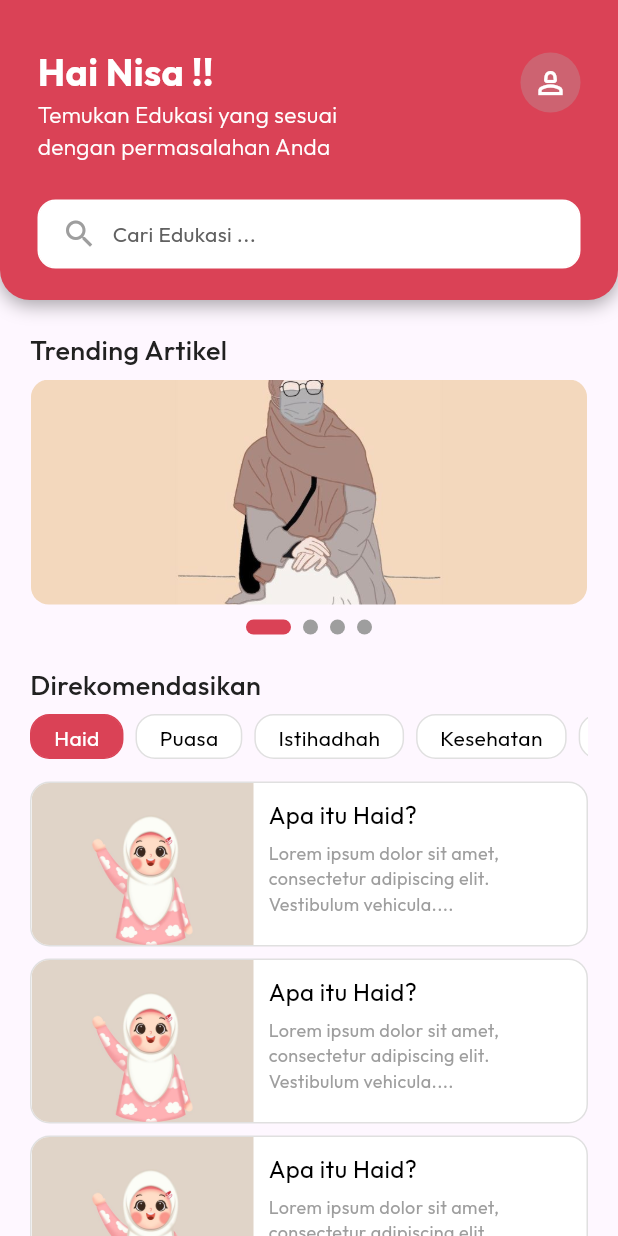
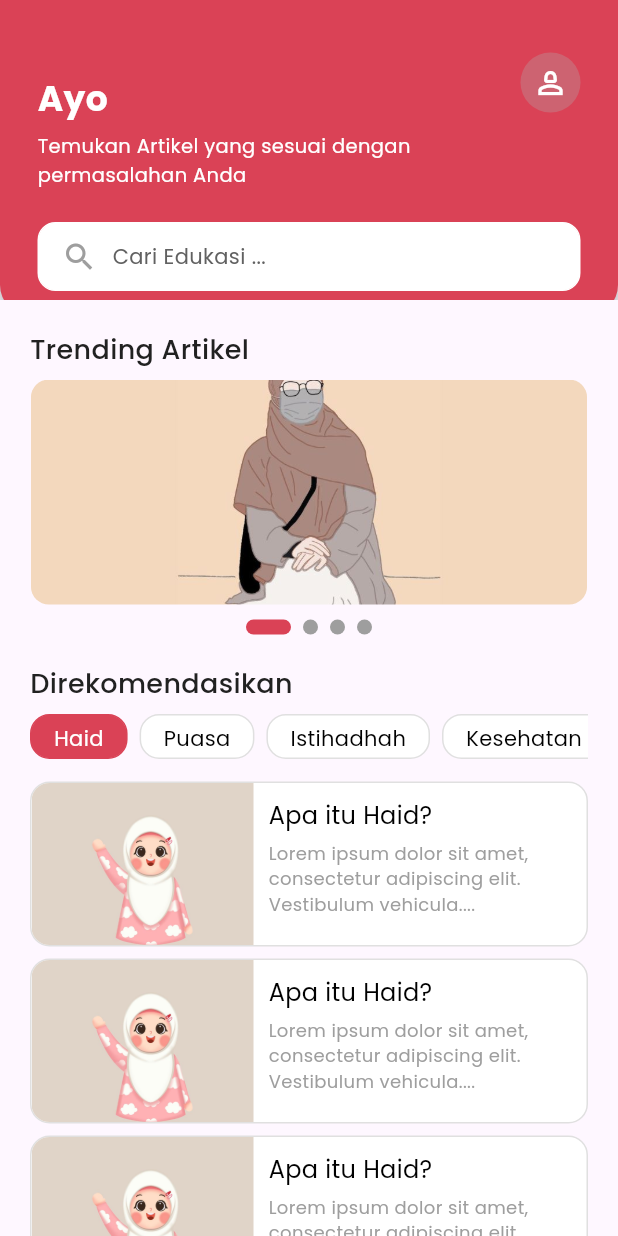
Before and after one commit to khairunnisaalallah/v2_zenfemina_mobile, a Flutter app: the articlePage screen opened by its route, on a phone screen of 412 x 824 dp. Run offline on Flutter 3.47's test engine with Material 3 defaults, Android fonts, the light colour scheme and no system bars; drawn by our look-alikes of carousel_slider, smooth_page_indicator; our stand-ins replace flutter_svg, get, google_fonts, image_picker, shared_preferences, table_calendar; accounts and stored records are empty; network calls fail.

Commit message:
update position view

```diff
--- a/lib/main.dart
+++ b/lib/main.dart
@@ -36,7 +36,7 @@ class MyApp extends StatelessWidget {
       debugShowCheckedModeBanner: false,
       // debugShowMaterialGrid: true, // Tambahkan ini
       getPages: Routes.pages, // Tambahkan daftar rute di sini
-      home: WelcomePage(),
+      home: home(),
     );
   }
 }
--- a/lib/navigation/article.dart
+++ b/lib/navigation/article.dart
@@ -3,6 +3,7 @@
 import 'package:flutter/material.dart';
 import 'package:get/get.dart';
 import 'package:google_fonts/google_fonts.dart';
+import 'package:zenfemina_v2/api_repository.dart';
 import 'package:zenfemina_v2/widgets/circle_button.dart';
 import 'package:zenfemina_v2/widgets/color_extension.dart';
 import 'package:carousel_slider/carousel_slider.dart';
@@ -17,12 +18,46 @@ class articlePage extends StatefulWidget {
 // final List<String> categories = <String>['Haid', 'Puasa', 'Istihadhah', 'Kesehatan', 'Sholat'];
 
 class _articlePageState extends State<articlePage> {
+  final ApiRepository _apiRepository = ApiRepository();
+  String? _username = '';
+  @override
+  void initState() {
+    super.initState();
+    _loadUserInfo();
+  }
+
   late CarouselController controller = CarouselController();
   int currentIndex = 0;
   int indexCategory = 0;
-  final List<String> categories = <String>['Haid', 'Puasa', 'Istihadhah', 'Kesehatan', 'sholat', 'wanita', 'kebersihan'];
-  final List<String> article = <String>['Apa itu Haid', 'Apa itu puasa', 'Apa itu sholat', 'kewajiban sholat'];
+  final List<String> categories = <String>[
+    'Haid',
+    'Puasa',
+    'Istihadhah',
+    'Kesehatan',
+    'sholat',
+    'wanita',
+    'kebersihan'
+  ];
+  final List<String> article = <String>[
+    'Apa itu Haid',
+    'Apa itu puasa',
+    'Apa itu sholat',
+    'kewajiban sholat'
+  ];
 
+  Future<void> _loadUserInfo() async {
+    try {
+      final userInfo = await _apiRepository.getUserInfo();
+      final username =
+          userInfo['data']['username']; // Mengambil nilai username dari respons
+
+      setState(() {
+        _username = username; // Menyimpan nilai username ke dalam _userName
+      });
+    } catch (e) {
+      print('Failed to load user info: $e');
+    }
+  }
 
   @override
   Widget build(BuildContext context) {
@@ -36,7 +71,7 @@ class _articlePageState extends State<articlePage> {
                 left: 0,
                 right: 0,
                 child: Container(
-                height: 200,
+                  height: 210,
                   decoration: BoxDecoration(
                     borderRadius: BorderRadius.only(
                       bottomLeft: Radius.circular(20),
@@ -55,7 +90,7 @@ class _articlePageState extends State<articlePage> {
                 ),
               ),
               Positioned(
-              top: 30,
+                top: 50,
                 left: 25,
                 right: 25,
                 child: Padding(
@@ -64,34 +99,34 @@ class _articlePageState extends State<articlePage> {
                     crossAxisAlignment: CrossAxisAlignment.start,
                     children: [
                       Text(
-                      'Hai Nisa !!',
-                      style: GoogleFonts.outfit(
-                        fontSize: 25,
+                        'Ayo $_username',
+                        style: GoogleFonts.poppins(
+                          fontSize: 23,
                           color: Colors.white,
                           fontWeight: FontWeight.w700,
                         ),
                       ),
+                      SizedBox(height: 5),
                       Container(
                         width: 250,
                         height: 60,
                         child: Text(
-                        'Temukan Edukasi yang sesuai dengan permasalahan Anda',
-                        style: GoogleFonts.outfit(
-                          fontSize: 15,
+                          'Temukan Artikel yang sesuai dengan permasalahan Anda',
+                          style: GoogleFonts.poppins(
+                            fontSize: 13,
                             color: Colors.white,
-                          fontWeight: FontWeight.w300,
+                            fontWeight: FontWeight.w400,
                           ),
                         ),
                       ),
-                    SizedBox(height: 7),
+                      SizedBox(height: 0),
                       Container(
                         width: 400,
                         height: 46,
                         decoration: BoxDecoration(
                             color: TColor.white,
                             borderRadius: BorderRadius.circular(12),
-                        border: Border.all(color: Colors.white)
-                      ),
+                            border: Border.all(color: Colors.white)),
                         child: Row(
                           children: [
                             const SizedBox(width: 15),
@@ -99,9 +134,8 @@ class _articlePageState extends State<articlePage> {
                             const SizedBox(width: 10),
                             Text(
                               'Cari Edukasi ...',
-                            style: GoogleFonts.outfit(
-                              color: Colors.grey[700]
-                            ),
+                              style:
+                                  GoogleFonts.poppins(color: Colors.grey[700]),
                             )
                           ],
                         ),
@@ -115,7 +149,7 @@ class _articlePageState extends State<articlePage> {
                 right: 25,
                 child: Row(
                   children: [
-                SizedBox(width: 230),
+                    SizedBox(width: 240),
                     CircleButton(
                       icon: Icons.person_2_outlined,
                       onPressed: () {},
@@ -126,7 +160,6 @@ class _articlePageState extends State<articlePage> {
             ],
           ),
         ),
-
         body: SingleChildScrollView(
           child: Column(
             children: [
@@ -137,11 +170,10 @@ class _articlePageState extends State<articlePage> {
                 child: Text(
                   'Trending Artikel',
                   textAlign: TextAlign.left,
-              style: GoogleFonts.outfit(
+                  style: GoogleFonts.poppins(
                       color: Colors.grey[900],
                       fontSize: 18,
-                fontWeight: FontWeight.w500
-              ),
+                      fontWeight: FontWeight.w500),
                 ),
               ),
               SizedBox(height: 7),
@@ -158,14 +190,14 @@ class _articlePageState extends State<articlePage> {
                       setState(() {
                         currentIndex = index;
                       });
-              }
-            ),
+                    }),
                 items: [
                   "assets/images/Gambar-Kartun-Muslimah-Hijab-Berkacamata-1.jpg", // Lokasi gambar di dalam proyek Flutter Anda
                   "assets/images/Gambar-Kartun-Muslimah-Hijab-Imut-1.jpg",
                   "assets/images/Niqab_Sastra-Arab-UI.jpg",
                   "assets/images/Gambar-Kartun-Muslimah-Hijab-Berkacamata-1.jpg",
-              ].map((item) => Container(
+                ]
+                    .map((item) => Container(
                             child: ClipRRect(
                           borderRadius: BorderRadius.circular(12),
                           child: Image.asset(
@@ -173,19 +205,17 @@ class _articlePageState extends State<articlePage> {
                             fit: BoxFit.cover,
                             width: 1000,
                           ),
-                )
-              )).toList(),
+                        )))
+                    .toList(),
               ),
               SizedBox(height: 10),
               AnimatedSmoothIndicator(
                   activeIndex: currentIndex,
                   count: 4,
-            effect:  ExpandingDotsEffect(
+                  effect: ExpandingDotsEffect(
                       activeDotColor: Color(0xFFDA4256),
                       dotHeight: 10,
-              dotWidth: 10
-            )
-          ),
+                      dotWidth: 10)),
               SizedBox(height: 20),
               Container(
                 alignment: Alignment.topLeft,
@@ -193,50 +223,59 @@ class _articlePageState extends State<articlePage> {
                 child: Text(
                   'Direkomendasikan',
                   textAlign: TextAlign.left,
-              style: GoogleFonts.outfit(
+                  style: GoogleFonts.poppins(
                       color: Colors.grey[900],
                       fontSize: 18,
-                fontWeight: FontWeight.w500
-              ),
+                      fontWeight: FontWeight.w500),
                 ),
               ),
               SizedBox(height: 7),
               Padding(
-            padding: EdgeInsets.only(left: 20, right: 20), // Sesuaikan dengan ukuran margin yang Anda inginkan
+                  padding: EdgeInsets.only(
+                      left: 20,
+                      right:
+                          20), // Sesuaikan dengan ukuran margin yang Anda inginkan
                   child: SizedBox(
                     height: 30,
                     child: ListView.builder(
                       shrinkWrap: true,
                       itemCount: categories.length,
                       scrollDirection: Axis.horizontal,
-            itemBuilder: (BuildContext context, int index){
+                      itemBuilder: (BuildContext context, int index) {
                         return GestureDetector(
-                onTap: (){
+                          onTap: () {
                             setState(() {
-                    indexCategory = index; // Perbarui indexCategory ketika item dipilih
+                              indexCategory =
+                                  index; // Perbarui indexCategory ketika item dipilih
                             });
                           },
                           child: Container(
                             margin: EdgeInsets.only(right: 8),
-                  padding: const EdgeInsets.only(bottom: 5, top: 5, left: 15, right: 15),
+                            padding: const EdgeInsets.only(
+                                bottom: 5, top: 5, left: 15, right: 15),
                             decoration: BoxDecoration(
-                    color: indexCategory == index ? Color(0xFFDA4256) : Colors.white,
+                              color: indexCategory == index
+                                  ? Color(0xFFDA4256)
+                                  : Colors.white,
                               border: Border.all(
-                      color: indexCategory == index ? Color(0xFFDA4256): Color(0xFFE0E0E0),
+                                color: indexCategory == index
+                                    ? Color(0xFFDA4256)
+                                    : Color(0xFFE0E0E0),
                               ),
                               borderRadius: BorderRadius.circular(13),
                             ),
-                  child: Center(child: Text(
+                            child: Center(
+                                child: Text(
                               categories[index],
-                    style: GoogleFonts.outfit(
-                      color : indexCategory == index ? Colors.white: Colors.black
-                    ),
+                              style: GoogleFonts.poppins(
+                                  color: indexCategory == index
+                                      ? Colors.white
+                                      : Colors.black),
                             )),
                           ),
                         );
                       },
-          )
-          ,
+                    ),
                   )),
               SizedBox(height: 7),
               //artikel yg dibawah
@@ -246,15 +285,16 @@ class _articlePageState extends State<articlePage> {
                   padding: EdgeInsets.zero,
                   shrinkWrap: true,
                   itemCount: article.length,
-              itemBuilder: (BuildContext context, int index){
+                  itemBuilder: (BuildContext context, int index) {
                     return GestureDetector(
-                  onTap: (){
+                      onTap: () {
                         // do something here
                       },
                       child: Container(
                         height: 110,
                         margin: EdgeInsets.only(top: 8),
-                    padding: const EdgeInsets.only(bottom: 0, top: 0, left: 0),
+                        padding:
+                            const EdgeInsets.only(bottom: 0, top: 0, left: 0),
                         decoration: BoxDecoration(
                           color: Colors.white,
                           border: Border.all(
@@ -267,16 +307,14 @@ class _articlePageState extends State<articlePage> {
                             ClipRRect(
                               borderRadius: BorderRadius.only(
                                   topLeft: Radius.circular(12),
-                            bottomLeft: Radius.circular(12)
-                          ),
+                                  bottomLeft: Radius.circular(12)),
                               child: Image.asset(
                                   "assets/images/Gambar-Kartun-Muslimah-Hijab-Imut-1.jpg",
                                   width: 148,
                                   height: 110,
-                          fit: BoxFit.fill
+                                  fit: BoxFit.fill),
                             ),
-                        ),
-                        SizedBox(width:10),
+                            SizedBox(width: 10),
                             Column(
                               children: [
                                 SizedBox(height: 10),
@@ -284,10 +322,8 @@ class _articlePageState extends State<articlePage> {
                                   width: 180,
                                   child: Text(
                                     'Apa itu Haid?',
-                                style: GoogleFonts.outfit(
-                                  fontSize: 16,
-                                  color: Colors.black
-                                ),
+                                    style: GoogleFonts.poppins(
+                                        fontSize: 16, color: Colors.black),
                                   ),
                                 ),
                                 SizedBox(height: 5),
@@ -295,10 +331,8 @@ class _articlePageState extends State<articlePage> {
                                   width: 180,
                                   child: Text(
                                     'Lorem ipsum dolor sit amet, consectetur adipiscing elit. Vestibulum vehicula....',
-                                style: GoogleFonts.outfit(
-                                  fontSize: 12,
-                                  color : Colors.grey
-                                ),
+                                    style: GoogleFonts.poppins(
+                                        fontSize: 12, color: Colors.grey),
                                   ),
                                 ),
                               ],
@@ -312,12 +346,9 @@ class _articlePageState extends State<articlePage> {
               ),
               SizedBox(height: 20)
             ],
-      )
-,
-      )
-    );
+          ),
+        ));
   }
-
 }
 
 class Article {
```
Also changed, not shown: lib/menu/calender.dart (+8 -10 lines), lib/pages/range_date.dart (+12 -8 lines). Lines whose indentation alone changed are shown as unchanged.
